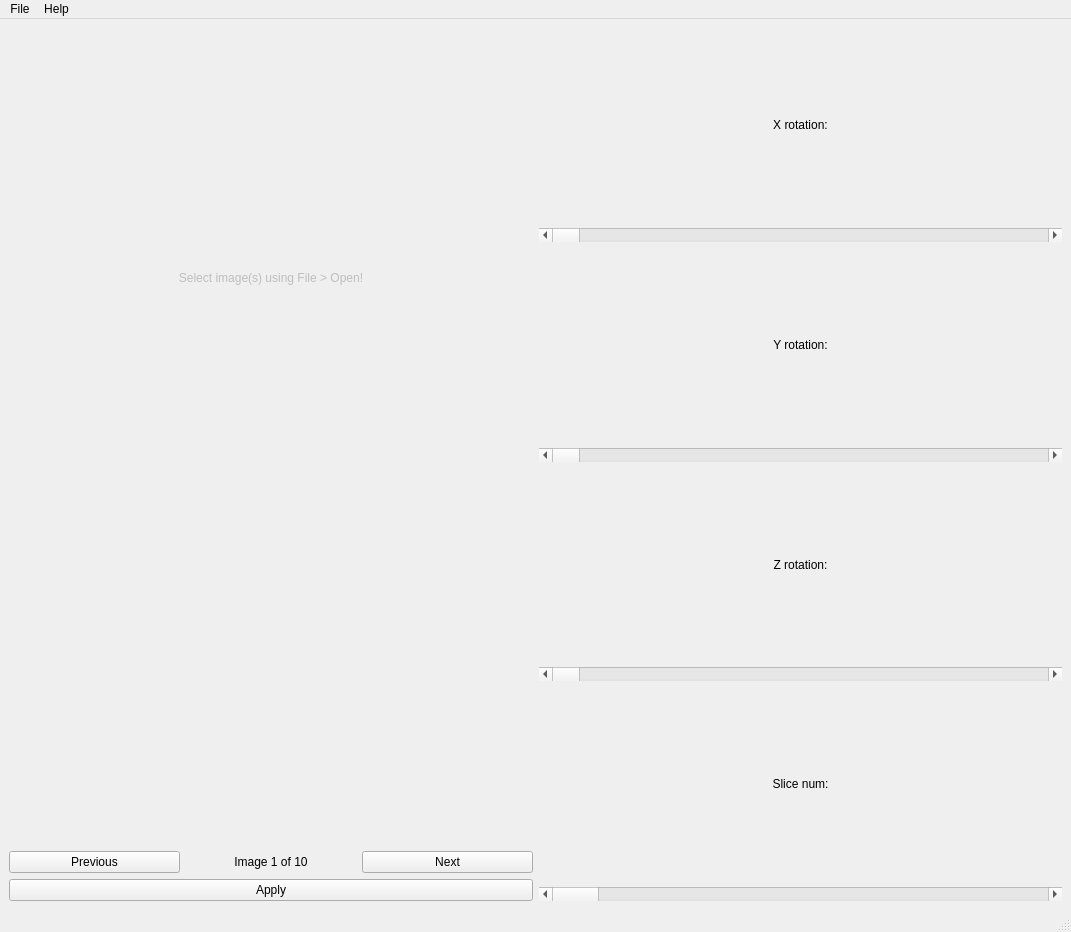
First picture: the form in src/GUI/main.ui, repository NIRALUser/NeuroRuler, before the edit.
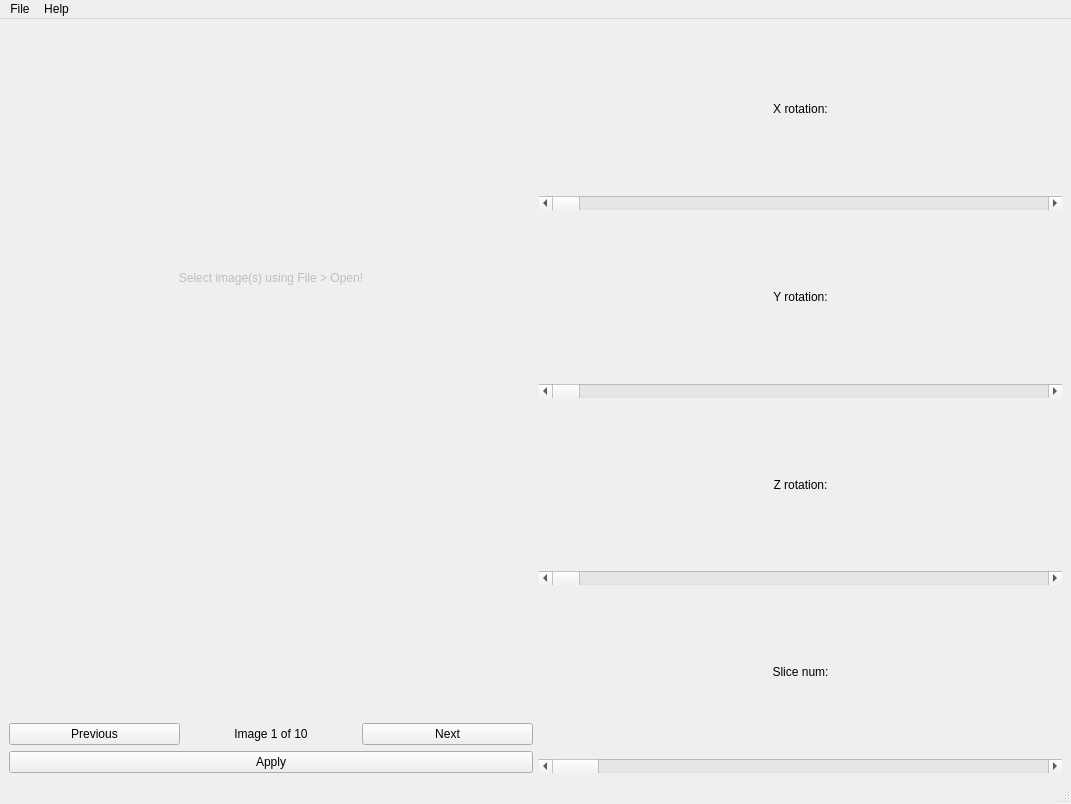
Second picture: the form after the edit.

```diff
--- a/src/GUI/main.ui
+++ b/src/GUI/main.ui
@@ -7,7 +7,7 @@
     <x>0</x>
     <y>0</y>
     <width>1071</width>
-    <height>932</height>
+    <height>804</height>
    </rect>
   </property>
   <property name="windowTitle">
```
